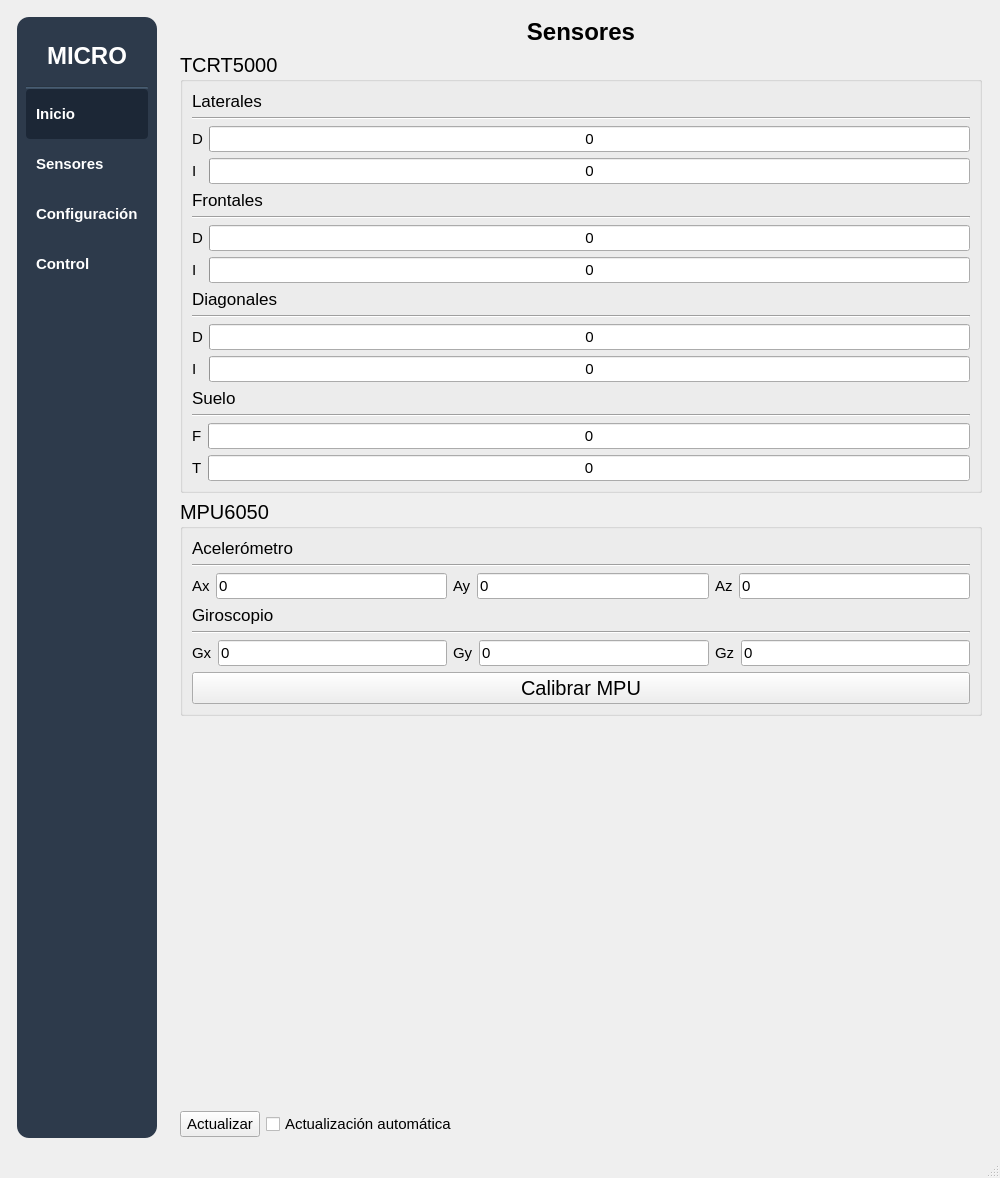
The window that mainwindow.ui (IvanLeiCas22/HMI_MICROMOUSE_V4) describes before a commit, drawn with Qt 5.
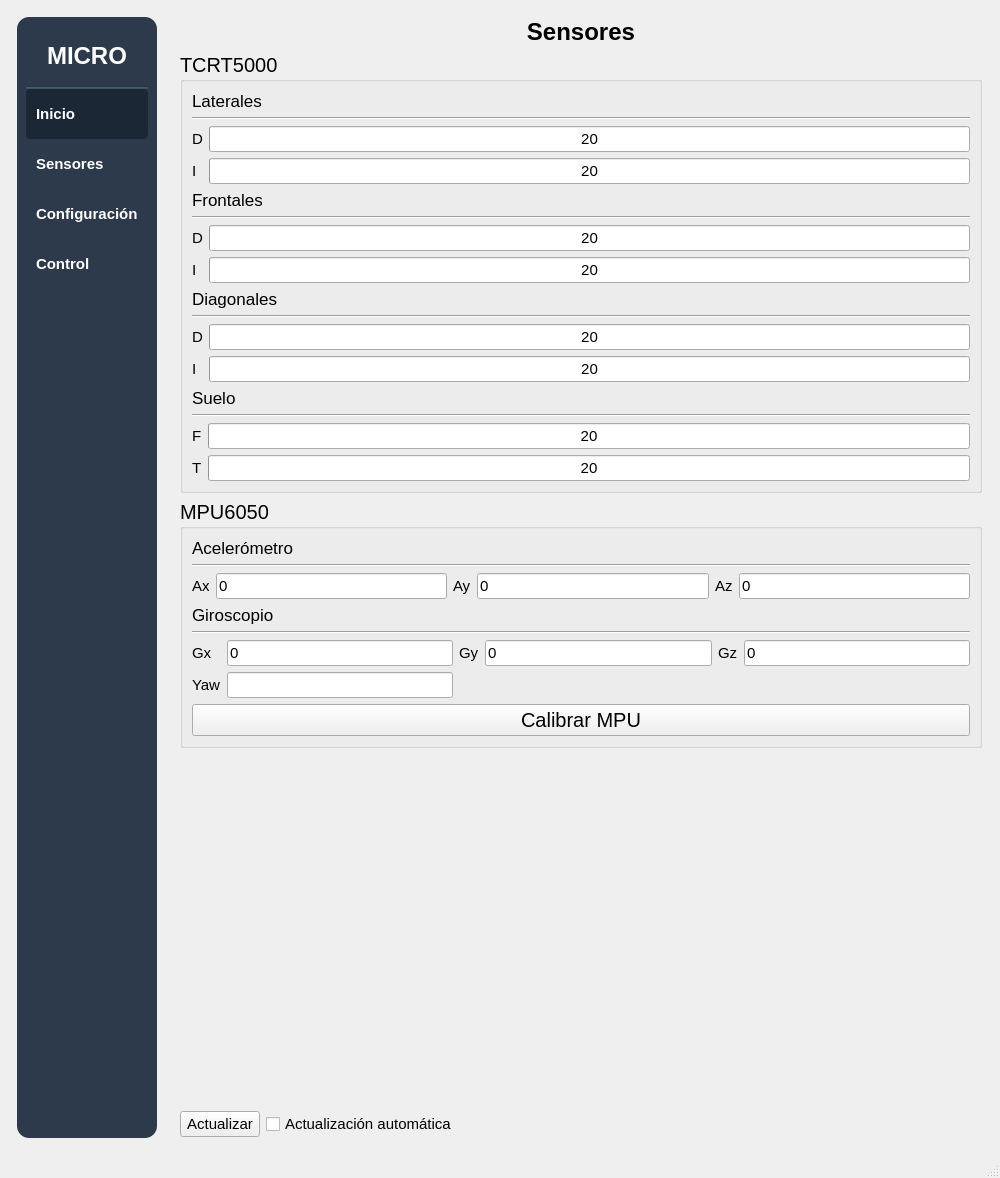
The same window after the commit. The open tabs and pages were chosen to show the change.

What changed in the file:
```diff
--- a/mainwindow.ui
+++ b/mainwindow.ui
@@ -690,11 +690,14 @@
                  <pointsize>11</pointsize>
                 </font>
                </property>
+               <property name="minimum">
+                <number>20</number>
+               </property>
                <property name="maximum">
-                <number>4095</number>
+                <number>150</number>
                </property>
                <property name="value">
-                <number>0</number>
+                <number>20</number>
                </property>
                <property name="alignment">
                 <set>Qt::AlignCenter</set>
@@ -726,11 +729,14 @@
                  <pointsize>11</pointsize>
                 </font>
                </property>
+               <property name="minimum">
+                <number>20</number>
+               </property>
                <property name="maximum">
-                <number>4095</number>
+                <number>150</number>
                </property>
                <property name="value">
-                <number>0</number>
+                <number>20</number>
                </property>
                <property name="alignment">
                 <set>Qt::AlignCenter</set>
@@ -797,11 +803,14 @@
                  <pointsize>11</pointsize>
                 </font>
                </property>
+               <property name="minimum">
+                <number>20</number>
+               </property>
                <property name="maximum">
-                <number>4095</number>
+                <number>150</number>
                </property>
                <property name="value">
-                <number>0</number>
+                <number>20</number>
                </property>
                <property name="alignment">
                 <set>Qt::AlignCenter</set>
@@ -833,11 +842,14 @@
                  <pointsize>11</pointsize>
                 </font>
                </property>
+               <property name="minimum">
+                <number>20</number>
+               </property>
                <property name="maximum">
-                <number>4095</number>
+                <number>150</number>
                </property>
                <property name="value">
-                <number>0</number>
+                <number>20</number>
                </property>
                <property name="alignment">
                 <set>Qt::AlignCenter</set>
@@ -892,11 +904,14 @@
                  <pointsize>11</pointsize>
                 </font>
                </property>
+               <property name="minimum">
+                <number>20</number>
+               </property>
                <property name="maximum">
-                <number>4095</number>
+                <number>150</number>
                </property>
                <property name="value">
-                <number>0</number>
+                <number>20</number>
                </property>
                <property name="alignment">
                 <set>Qt::AlignCenter</set>
@@ -928,11 +943,14 @@
                  <pointsize>11</pointsize>
                 </font>
                </property>
+               <property name="minimum">
+                <number>20</number>
+               </property>
                <property name="maximum">
-                <number>4095</number>
+                <number>150</number>
                </property>
                <property name="value">
-                <number>0</number>
+                <number>20</number>
                </property>
                <property name="alignment">
                 <set>Qt::AlignCenter</set>
@@ -1011,11 +1029,14 @@
                  <pointsize>11</pointsize>
                 </font>
                </property>
+               <property name="minimum">
+                <number>20</number>
+               </property>
                <property name="maximum">
-                <number>4095</number>
+                <number>150</number>
                </property>
                <property name="value">
-                <number>0</number>
+                <number>20</number>
                </property>
                <property name="alignment">
                 <set>Qt::AlignCenter</set>
@@ -1032,11 +1053,14 @@
                  <pointsize>11</pointsize>
                 </font>
                </property>
+               <property name="minimum">
+                <number>20</number>
+               </property>
                <property name="maximum">
-                <number>4095</number>
+                <number>150</number>
                </property>
                <property name="value">
-                <number>0</number>
+                <number>20</number>
                </property>
                <property name="alignment">
                 <set>Qt::AlignCenter</set>
@@ -1190,20 +1214,8 @@
             </widget>
            </item>
            <item>
-            <layout class="QHBoxLayout" name="horizontalLayout_3">
-             <item>
-              <widget class="QLabel" name="label_4">
-               <property name="font">
-                <font>
-                 <pointsize>11</pointsize>
-                </font>
-               </property>
-               <property name="text">
-                <string>Gx</string>
-               </property>
-              </widget>
-             </item>
-             <item>
+            <layout class="QGridLayout" name="gridLayout_10">
+             <item row="0" column="2">
               <widget class="QLineEdit" name="gyroXLineEdit">
                <property name="font">
                 <font>
@@ -1218,34 +1230,7 @@
                </property>
               </widget>
              </item>
-             <item>
-              <widget class="QLabel" name="label_5">
-               <property name="font">
-                <font>
-                 <pointsize>11</pointsize>
-                </font>
-               </property>
-               <property name="text">
-                <string>Gy</string>
-               </property>
-              </widget>
-             </item>
-             <item>
-              <widget class="QLineEdit" name="gyroYLineEdit">
-               <property name="font">
-                <font>
-                 <pointsize>11</pointsize>
-                </font>
-               </property>
-               <property name="text">
-                <string>0</string>
-               </property>
-               <property name="readOnly">
-                <bool>true</bool>
-               </property>
-              </widget>
-             </item>
-             <item>
+             <item row="0" column="5">
               <widget class="QLabel" name="label_6">
                <property name="font">
                 <font>
@@ -1257,7 +1242,34 @@
                </property>
               </widget>
              </item>
-             <item>
+             <item row="0" column="0">
+              <widget class="QLabel" name="label_4">
+               <property name="font">
+                <font>
+                 <pointsize>11</pointsize>
+                </font>
+               </property>
+               <property name="text">
+                <string>Gx</string>
+               </property>
+              </widget>
+             </item>
+             <item row="0" column="4">
+              <widget class="QLineEdit" name="gyroYLineEdit">
+               <property name="font">
+                <font>
+                 <pointsize>11</pointsize>
+                </font>
+               </property>
+               <property name="text">
+                <string>0</string>
+               </property>
+               <property name="readOnly">
+                <bool>true</bool>
+               </property>
+              </widget>
+             </item>
+             <item row="0" column="6">
               <widget class="QLineEdit" name="gyroZLineEdit">
                <property name="font">
                 <font>
@@ -1272,6 +1284,39 @@
                </property>
               </widget>
              </item>
+             <item row="0" column="3">
+              <widget class="QLabel" name="label_5">
+               <property name="font">
+                <font>
+                 <pointsize>11</pointsize>
+                </font>
+               </property>
+               <property name="text">
+                <string>Gy</string>
+               </property>
+              </widget>
+             </item>
+             <item row="1" column="0">
+              <widget class="QLabel" name="label_43">
+               <property name="font">
+                <font>
+                 <pointsize>11</pointsize>
+                </font>
+               </property>
+               <property name="text">
+                <string>Yaw</string>
+               </property>
+              </widget>
+             </item>
+             <item row="1" column="2">
+              <widget class="QLineEdit" name="editYaw">
+               <property name="font">
+                <font>
+                 <pointsize>11</pointsize>
+                </font>
+               </property>
+              </widget>
+             </item>
             </layout>
            </item>
            <item>
```
Left out of the diff: 224 changed lines with no effect on the pictures.
